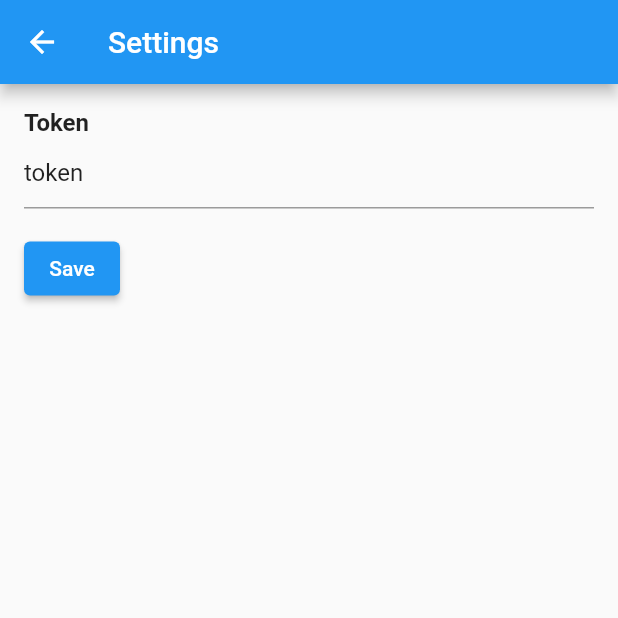
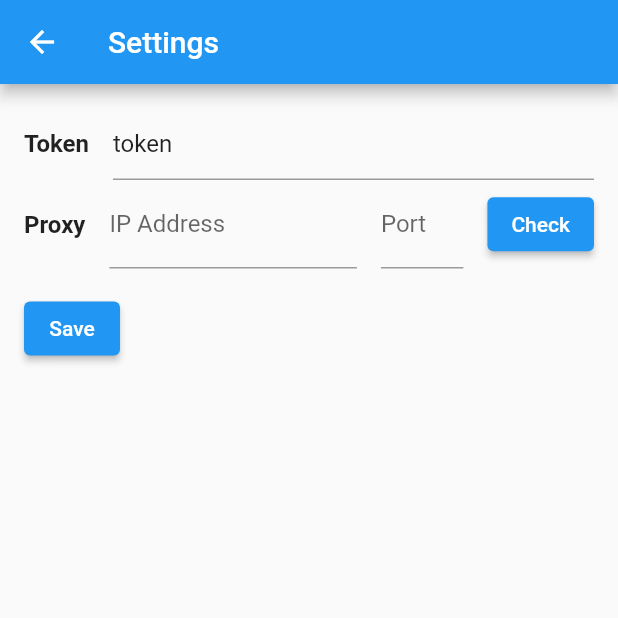
Before and after one commit to xingye-gt/ChatGptClient, a Flutter app: the SettingsPage screen opened directly, on a phone screen of 412 x 824 dp, the top half of it. Run offline on Flutter 3.47's test engine with Material 2 defaults, Android fonts, the phone set to English and light mode, and no system bars; our stand-ins replace dio, flutter_secure_storage; accounts and stored records are empty.

Commit message:
save ui of setting.

```diff
--- a/lib/pages/setting/setting.dart
+++ b/lib/pages/setting/setting.dart
@@ -2,7 +2,6 @@ import 'package:chat/dal/secure_storage/secure_storage.dart';
 import 'package:flutter/material.dart';
 
 class SettingsPage extends StatefulWidget {
-
   const SettingsPage({Key? key}) : super(key: key);
 
   @override
@@ -10,9 +9,14 @@ class SettingsPage extends StatefulWidget {
 }
 
 class _SettingsPageState extends State<SettingsPage> {
-  late TextEditingController _tokenController;
+  String _token = "";
 
-  String _token = "";
+  late TextEditingController _tokenController =
+      TextEditingController(text: _token);
+
+  final TextEditingController _ipController = TextEditingController();
+
+  final TextEditingController _portController = TextEditingController();
 
   @override
   void initState() {
@@ -30,46 +34,130 @@ class _SettingsPageState extends State<SettingsPage> {
   @override
   void dispose() {
     _tokenController.dispose();
+    _ipController.dispose();
+    _portController.dispose();
     super.dispose();
-  }
-
-  void _saveToken() {
-    final token = _tokenController.text.trim();
-    SecureStorage.write(SecureStorage.keyOpenAiToken, token);
   }
 
   @override
   Widget build(BuildContext context) {
+    Row tokenRow = _buildTokenRow();
+    Row proxyRow = _buildProxyView();
+    SizedBox space = const SizedBox(
+      height: 16,
+    );
+    Row saveRow = _buildSaveRow();
     return Scaffold(
       appBar: AppBar(
         title: const Text('Settings'),
       ),
       body: Padding(
         padding: const EdgeInsets.all(16.0),
+        child: SingleChildScrollView(
           child: Column(
-          crossAxisAlignment: CrossAxisAlignment.start,
-          children: [
-            const Text(
+            children: [tokenRow, proxyRow, space, saveRow],
+          ),
+        ),
+      ),
+    );
+  }
+
+  ///设置token
+  Row _buildTokenRow() {
+    Text tokenLabel = const Text(
       'Token',
       style: TextStyle(
         fontWeight: FontWeight.bold,
         fontSize: 16.0,
       ),
-            ),
-            TextField(
+    );
+    TextField tokenTextField = TextField(
       controller: _tokenController,
       decoration: const InputDecoration(
         hintText: 'Enter your token',
       ),
+    );
+    Row tokenRow = Row(
+      children: [
+        tokenLabel,
+        const SizedBox(
+          width: 16,
         ),
-            const SizedBox(height: 16.0),
-            ElevatedButton(
-              onPressed: _saveToken,
-              child: const Text('Save'),
-            ),
+        Expanded(child: tokenTextField)
       ],
-        ),
+    );
+    return tokenRow;
+  }
+
+  ///代理设置
+  Row _buildProxyView() {
+    SizedBox space = const SizedBox(width: 16);
+    List<Widget> childViews = [];
+    Text proxyLabel = const Text(
+      'Proxy',
+      style: TextStyle(
+        fontWeight: FontWeight.bold,
+        fontSize: 16.0,
       ),
     );
+    childViews.add(proxyLabel);
+    childViews.add(space);
+    TextField ipField = TextField(
+      controller: _ipController,
+      decoration: const InputDecoration(
+        labelText: 'IP Address',
+      ),
+    );
+    Expanded ipExpanded = Expanded(
+      child: ipField,
+      flex: 3,
+    );
+    childViews.add(ipExpanded);
+    childViews.add(space);
+    TextField portField = TextField(
+      controller: _portController,
+      decoration: const InputDecoration(
+        labelText: 'Port',
+      ),
+    );
+    Expanded portExpanded = Expanded(
+      child: portField,
+      flex: 1,
+    );
+    childViews.add(portExpanded);
+    childViews.add(space);
+    ElevatedButton checkButton = ElevatedButton(
+      onPressed: _checkOpenAIConnection,
+      child: const Text('Check'),
+    );
+    childViews.add(checkButton);
+    Row proxyRow = Row(
+      children: childViews,
+    );
+    return proxyRow;
   }
+
+  ///保存
+  Row _buildSaveRow() {
+    ElevatedButton saveButton = ElevatedButton(
+      onPressed: _checkOpenAIConnection,
+      child: const Text('Save'),
+    );
+    Row row = Row(
+      children: [saveButton],
+    );
+    return row;
   }
+
+  ///保存token
+  void _saveToken() {
+    final token = _tokenController.text.trim();
+    SecureStorage.write(SecureStorage.keyOpenAiToken, token);
+  }
+
+  ///保存代理设置
+  void _saveProxy() {}
+
+  ///检查openai连接
+  void _checkOpenAIConnection() {}
+}
```
Lines whose indentation alone changed are shown as unchanged.
